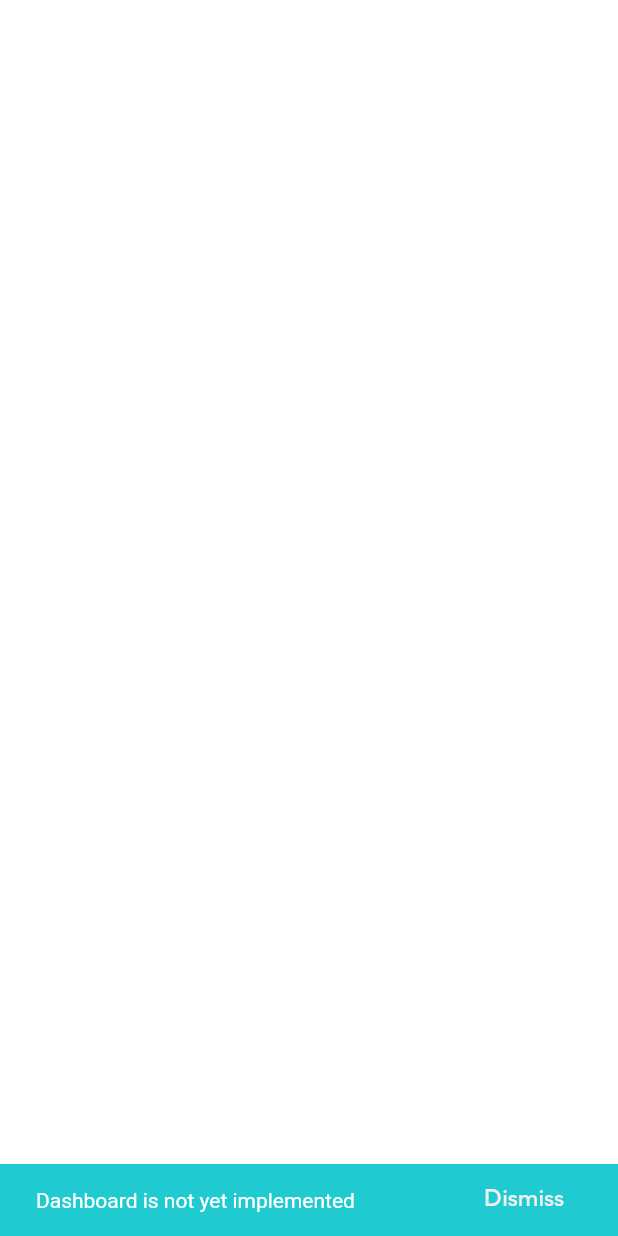
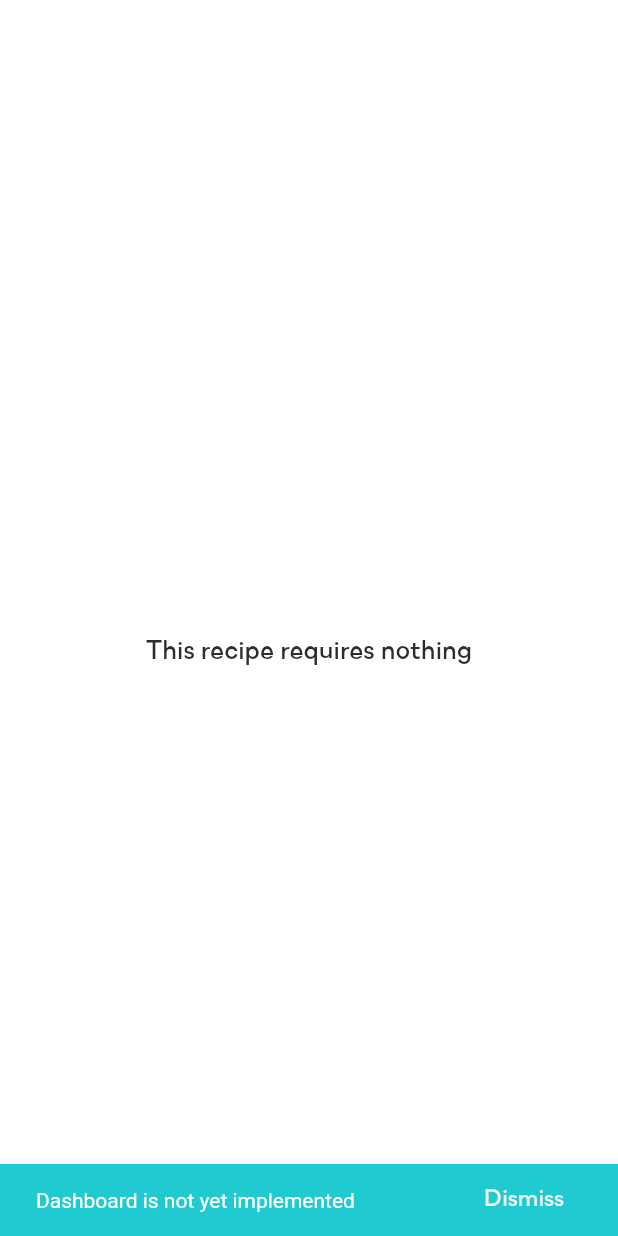
Before and after one commit to Grrravity/RecipeTest, a Flutter app: the ListWidget widget shown alone on an empty page, opened directly with empty values, on a phone screen of 412 x 824 dp. Run offline on Flutter 3.47's test engine with Material 2 defaults, Android fonts, the phone set to English and light mode, and no system bars; our stand-ins replace bloc, dartz, equatable, flutter_bloc, flutter_svg, get_it and 1 more.

Commit message:
Added null safety to data provided > Models now handle null datas > Empty listview widgets show an output > + fixed DataInput wrong metrics

```diff
--- a/lib/features/pancake_app/data/model/metrics_model.dart
+++ b/lib/features/pancake_app/data/model/metrics_model.dart
@@ -6,9 +6,9 @@ class Metrics extends MetricsData {
 
   factory Metrics.fromJson(Map<String, dynamic> json) {
     return Metrics(
-      likes: json['likes'],
-      kcal: json['kcal'],
-      mins: json['mins'],
+      likes: json['likes'] ?? 0,
+      kcal: json['kcal'] ?? 0,
+      mins: json['mins'] ?? 0,
     );
   }
 
--- a/lib/features/pancake_app/data/model/recipe_model.dart
+++ b/lib/features/pancake_app/data/model/recipe_model.dart
@@ -15,7 +15,7 @@ class Recipe extends RecipeData {
 
   factory Recipe.fromJson(Map<String, dynamic> json) {
     return Recipe(
-      title: json['title'],
+      title: json['title'] ?? "Title unknow",
       metrics: json['data'] != null ? new Metrics.fromJson(json['data']) : null,
       instruction: json['instruction'].cast<String>(),
       ingredients: json['ingredients'].cast<String>(),
--- a/lib/features/pancake_app/views/components/display/detail_display.dart
+++ b/lib/features/pancake_app/views/components/display/detail_display.dart
@@ -56,11 +56,11 @@ class _DetailWidgetState extends State<DetailWidget> {
                         label: "Likes"),
                     DataInput(
                         asset: 'assets/icons/calories.svg',
-                        data: widget.recipeData.metrics.likes.toString() + " ",
+                        data: widget.recipeData.metrics.kcal.toString() + " ",
                         label: "kcal"),
                     DataInput(
                         asset: 'assets/icons/timer.svg',
-                        data: widget.recipeData.metrics.likes.toString() + " ",
+                        data: widget.recipeData.metrics.mins.toString() + " ",
                         label: "mins"),
                   ],
                 ),
--- a/lib/features/pancake_app/views/components/widgets/list_widget.dart
+++ b/lib/features/pancake_app/views/components/widgets/list_widget.dart
@@ -8,7 +8,15 @@ class ListWidget extends StatelessWidget {
   Widget build(BuildContext context) {
     return Container(
         margin: const EdgeInsets.symmetric(horizontal: 15),
-        child: ListView.builder(
+        child: ingredientList.isEmpty
+            ? Container(
+                padding: EdgeInsets.only(top: 45),
+                child: Center(
+                  child: Text("This recipe requires nothing",
+                      style: Theme.of(context).textTheme.bodyText1),
+                ),
+              )
+            : ListView.builder(
                 shrinkWrap: true,
                 physics: const NeverScrollableScrollPhysics(),
                 itemCount: ingredientList.length,
```
Also changed, not shown: lib/features/pancake_app/views/components/widgets/step_widget.dart (+12 -3 lines). Lines whose indentation alone changed are shown as unchanged.
